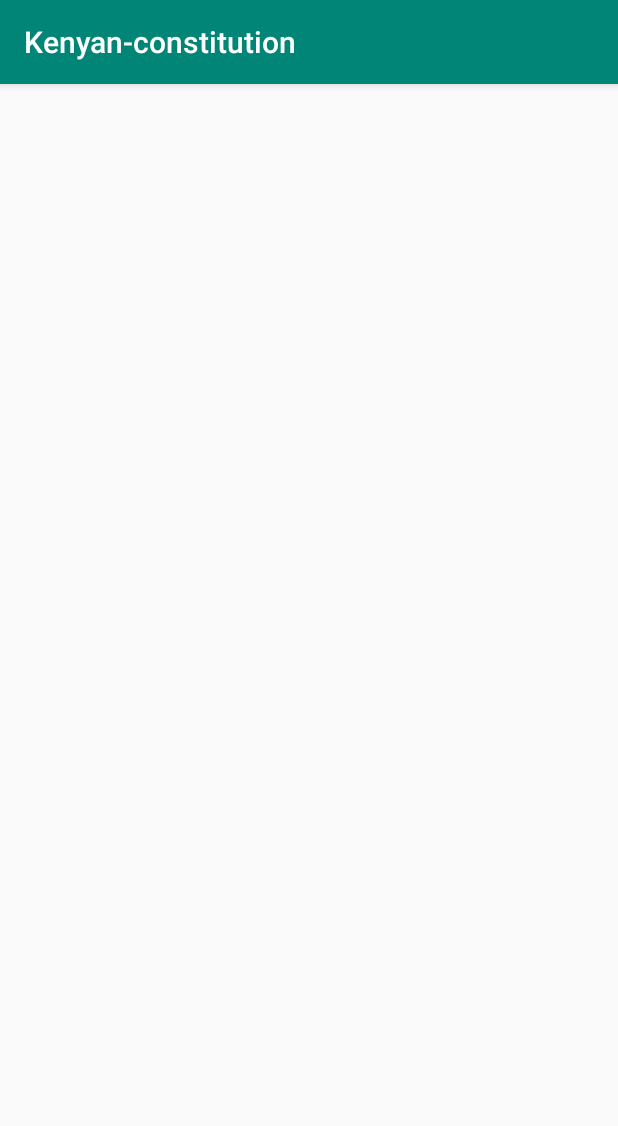
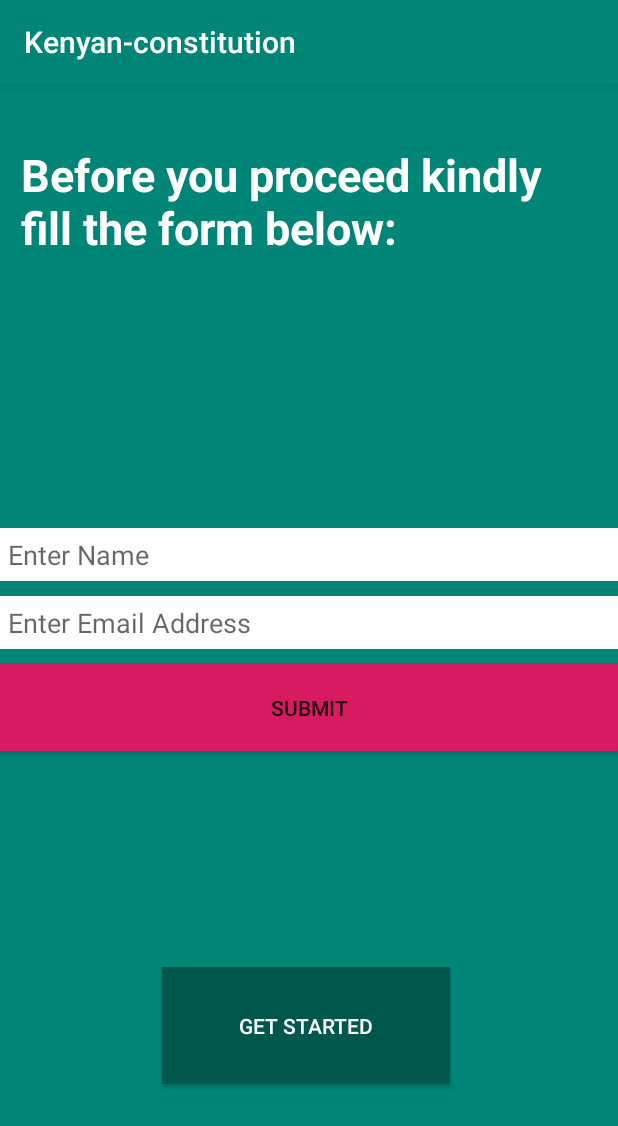
Before and after one commit to abigailwambui/Kenyan-constitution, an Android app: the screen it shows after launch (KenyanConstitutionActivity), after a tap on "GET STARTED", on a phone screen of 412 x 824 dp. Shown: the top 1126 px of the screen. Run offline under Robolectric (Android 15) with nearby library versions, the phone set to English and light mode, and no system bars.

Commit message:
add new activity called laws and functionality to the button of the second activity

```diff
--- a/app/src/main/AndroidManifest.xml
+++ b/app/src/main/AndroidManifest.xml
@@ -9,7 +9,8 @@
         android:roundIcon="@mipmap/ic_launcher_round"
         android:supportsRtl="true"
         android:theme="@style/AppTheme">
-        <activity android:name=".KenyanConstitutionActivity"></activity>
+        <activity android:name=".LawsActivity"></activity>
+        <activity android:name=".KenyanConstitutionActivity" />
         <activity android:name=".MainActivity">
             <intent-filter>
                 <action android:name="android.intent.action.MAIN" />
--- a/app/src/main/java/com/example/kenyan_constitution/KenyanConstitutionActivity.java
+++ b/app/src/main/java/com/example/kenyan_constitution/KenyanConstitutionActivity.java
@@ -2,13 +2,33 @@ package com.example.kenyan_constitution;
 
 import androidx.appcompat.app.AppCompatActivity;
 
+import android.content.Intent;
 import android.os.Bundle;
+import android.view.View;
+import android.widget.Button;
+import android.widget.EditText;
 
 public class KenyanConstitutionActivity extends AppCompatActivity {
+    public static final String TAG = MainActivity.class.getSimpleName();
+    private Button mSubmitKenyanConstitution;
+    private Button mButtonKenyanConstitution;
+    private EditText mNameEditText;
+    private EditText mEmailEditText;
 
     @Override
     protected void onCreate(Bundle savedInstanceState) {
         super.onCreate(savedInstanceState);
-        setContentView(R.layout.activity_kenyan_constitution);
+        setContentView(R.layout.activity_constitution_kenyan);
+        mNameEditText = (EditText) findViewById(R.id.nameEditText);
+        mEmailEditText = (EditText) findViewById(R.id.emailEditText);
+        mButtonKenyanConstitution = (Button) findViewById(R.id.buttonKenyanConstitution);
+        mButtonKenyanConstitution.setOnClickListener(new View.OnClickListener() {
+            @Override
+            public void onClick(View view) {
+                Intent intent = new Intent(KenyanConstitutionActivity.this, LawsActivity.class);
+                startActivity(intent);
+
+            }
+        });
     }
 }
--- a/app/src/main/res/layout/activity_constitution_kenyan.xml
+++ b/app/src/main/res/layout/activity_constitution_kenyan.xml
@@ -43,33 +43,32 @@
     <Button
         android:id="@+id/submitKenyanConstitution"
         android:layout_width="match_parent"
-        android:layout_height="83dp"
+        android:layout_height="58dp"
         android:layout_above="@id/buttonKenyanConstitution"
         android:layout_alignParentStart="true"
         android:layout_alignParentEnd="true"
         android:layout_alignParentBottom="true"
         android:layout_centerVertical="true"
-        android:layout_marginStart="124dp"
+        android:layout_marginStart="0dp"
         android:layout_marginLeft="110dp"
-        android:layout_marginEnd="130dp"
-        android:layout_marginBottom="251dp"
-        android:text="Submit"
+        android:layout_marginEnd="0dp"
+        android:layout_marginBottom="323dp"
         android:background="@color/colorAccent"
-        android:textColor="@color/colorTextIcons" />
+        android:text="Submit" />
 
     <Button
         android:id="@+id/buttonKenyanConstitution"
-        android:layout_width="match_parent"
-        android:layout_height="83dp"
+        android:layout_width="192dp"
+        android:layout_height="78dp"
         android:layout_alignParentStart="true"
         android:layout_alignParentEnd="true"
         android:layout_alignParentBottom="true"
         android:layout_centerVertical="true"
-        android:layout_marginStart="124dp"
+        android:layout_marginStart="108dp"
         android:layout_marginLeft="110dp"
-        android:layout_marginEnd="130dp"
-        android:layout_marginBottom="251dp"
+        android:layout_marginEnd="112dp"
+        android:layout_marginBottom="101dp"
+        android:background="@color/colorPrimaryDark"
         android:text="Get Started"
-        android:background="@color/colorPrimaryDark"
         android:textColor="@color/colorTextIcons" />
 </RelativeLayout>
```
Also changed, not shown: app/src/main/java/com/example/kenyan_constitution/LawsActivity.java (added, +14 -0 lines), app/src/main/res/layout/activity_laws.xml (added, +9 -0 lines).
